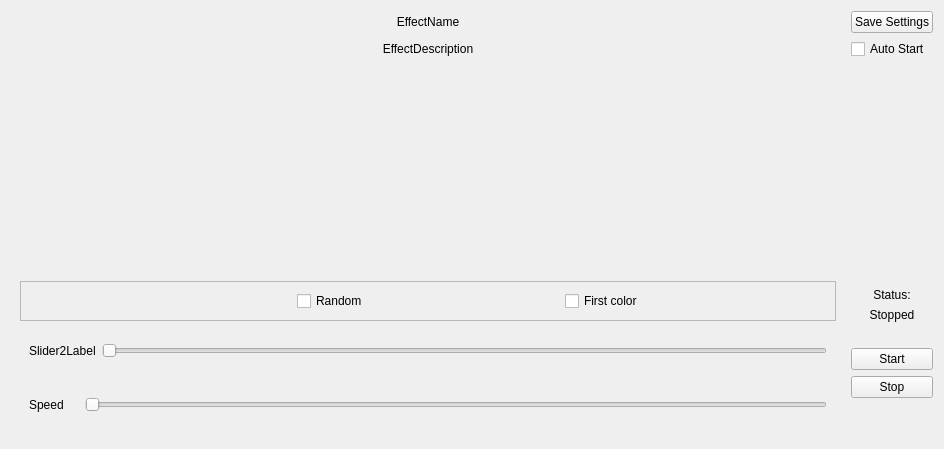
Qt form OpenRGBEffectPage.ui (DLdota/OpenRGBEffectsPlugin) before a commit.
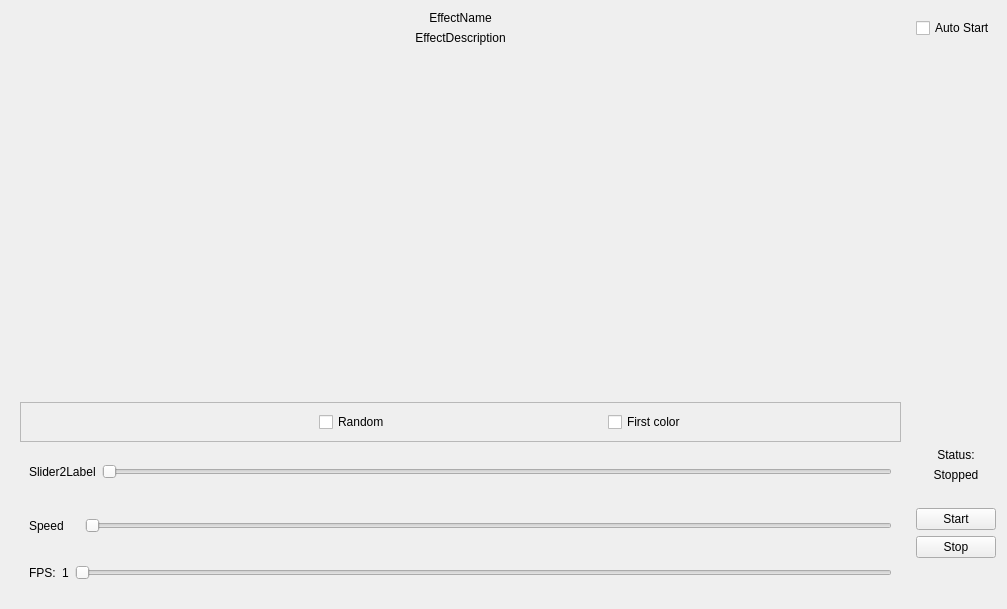
The same form after that commit.

Commit message: Multiple effects instances + huge code base refactor

Patch:
```diff
--- a/OpenRGBEffectPage.ui
+++ b/OpenRGBEffectPage.ui
@@ -6,8 +6,8 @@
    <rect>
     <x>0</x>
     <y>0</y>
-    <width>944</width>
-    <height>449</height>
+    <width>1007</width>
+    <height>609</height>
    </rect>
   </property>
   <property name="sizePolicy">
@@ -321,18 +321,44 @@
         </layout>
        </widget>
       </item>
+      <item>
+       <widget class="QFrame" name="FPSFrame">
+        <property name="frameShape">
+         <enum>QFrame::NoFrame</enum>
+        </property>
+        <property name="frameShadow">
+         <enum>QFrame::Raised</enum>
+        </property>
+        <layout class="QHBoxLayout" name="horizontalLayout_3">
+         <item>
+          <widget class="QLabel" name="FPS_label">
+           <property name="text">
+            <string>FPS:</string>
+           </property>
+          </widget>
+         </item>
+         <item>
+          <widget class="QLabel" name="FPS_value">
+           <property name="text">
+            <string>1</string>
+           </property>
+          </widget>
+         </item>
+         <item>
+          <widget class="QSlider" name="FPS_slider">
+           <property name="orientation">
+            <enum>Qt::Horizontal</enum>
+           </property>
+          </widget>
+         </item>
+        </layout>
+       </widget>
+      </item>
      </layout>
     </widget>
    </item>
    <item row="0" column="1">
     <layout class="QVBoxLayout" name="SettingLayout">
-     <item>
-      <widget class="QPushButton" name="SaveSettings">
-       <property name="text">
-        <string>Save Settings</string>
-       </property>
-      </widget>
-     </item>
      <item>
       <widget class="QCheckBox" name="AutoStart">
        <property name="text">
```
The commit also changes 68 other files.
